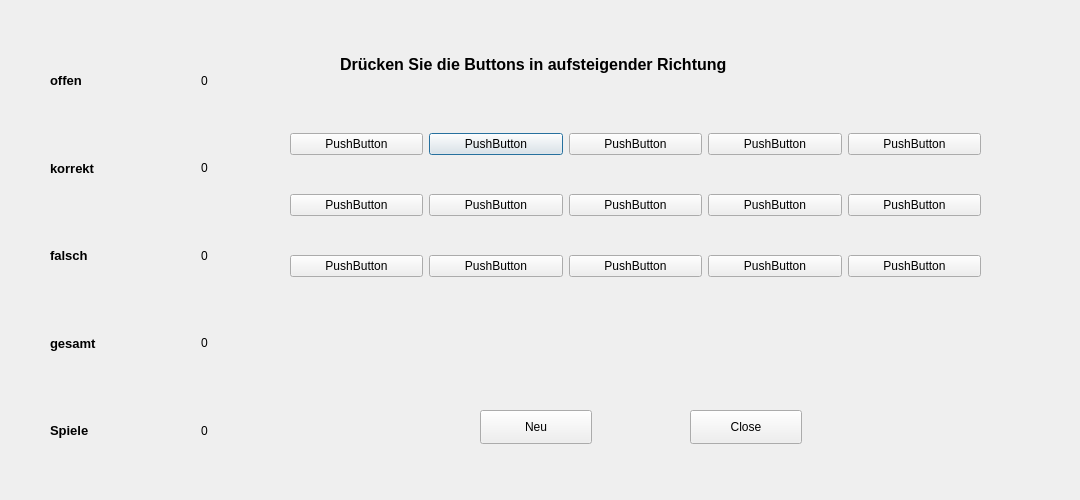
Before: the Qt Designer form Spiel-UI.ui in mweinberger-tgm/QT-Spiel, drawn with Qt 5.
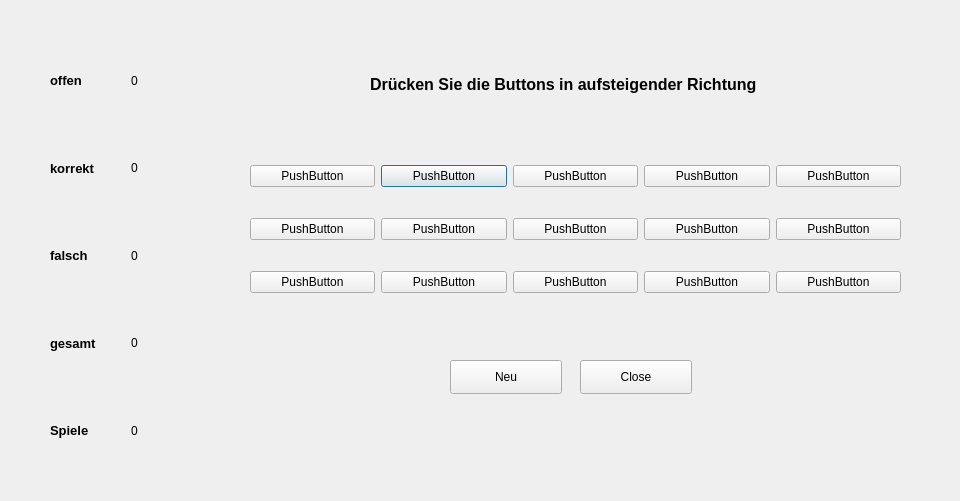
After: the same form once the commit is applied.

```diff
--- a/Spiel-UI.ui
+++ b/Spiel-UI.ui
@@ -6,8 +6,8 @@
    <rect>
     <x>0</x>
     <y>0</y>
-    <width>1080</width>
-    <height>500</height>
+    <width>960</width>
+    <height>501</height>
    </rect>
   </property>
   <property name="windowTitle">
@@ -18,16 +18,16 @@
     <rect>
      <x>50</x>
      <y>40</y>
-     <width>181</width>
+     <width>111</width>
      <height>431</height>
     </rect>
    </property>
-   <layout class="QGridLayout" name="gridLayout" rowstretch="0,0,0,0,0,0" columnstretch="0,1,0,0" rowminimumheight="0,0,0,0,0,0" columnminimumwidth="0,0,0,0">
+   <layout class="QGridLayout" name="gridLayout" rowstretch="0,0,0,0,0,0" columnstretch="0,1,0" rowminimumheight="0,0,0,0,0,0" columnminimumwidth="0,0,0">
     <property name="leftMargin">
      <number>0</number>
     </property>
     <item row="2" column="2">
-     <widget class="QLabel" name="label_5">
+     <widget class="QLabel" name="label_8">
       <property name="text">
        <string>0</string>
       </property>
@@ -55,19 +55,19 @@
      </widget>
     </item>
     <item row="0" column="2">
-     <widget class="QLabel" name="label_8">
-      <property name="text">
-       <string>0</string>
-      </property>
-     </widget>
-    </item>
-    <item row="4" column="2">
      <widget class="QLabel" name="label_6">
       <property name="text">
        <string>0</string>
       </property>
      </widget>
     </item>
+    <item row="4" column="2">
+     <widget class="QLabel" name="label_9">
+      <property name="text">
+       <string>0</string>
+      </property>
+     </widget>
+    </item>
     <item row="1" column="1">
      <widget class="QLabel" name="label_2">
       <property name="font">
@@ -83,7 +83,7 @@
      </widget>
     </item>
     <item row="2" column="1">
-     <widget class="QLabel" name="label_4">
+     <widget class="QLabel" name="label_3">
       <property name="font">
        <font>
         <pointsize>10</pointsize>
@@ -97,7 +97,7 @@
      </widget>
     </item>
     <item row="4" column="1">
-     <widget class="QLabel" name="label_3">
+     <widget class="QLabel" name="label_4">
       <property name="font">
        <font>
         <pointsize>10</pointsize>
@@ -111,7 +111,7 @@
      </widget>
     </item>
     <item row="5" column="1">
-     <widget class="QLabel" name="label_9">
+     <widget class="QLabel" name="label_5">
       <property name="font">
        <font>
         <pointsize>10</pointsize>
@@ -145,8 +145,8 @@
   <widget class="QLabel" name="label_11">
    <property name="geometry">
     <rect>
-     <x>340</x>
-     <y>50</y>
+     <x>370</x>
+     <y>70</y>
      <width>599</width>
      <height>29</height>
     </rect>
@@ -168,10 +168,10 @@
   <widget class="QWidget" name="gridLayoutWidget_2">
    <property name="geometry">
     <rect>
-     <x>290</x>
-     <y>100</y>
-     <width>691</width>
-     <height>211</height>
+     <x>250</x>
+     <y>140</y>
+     <width>651</width>
+     <height>181</height>
     </rect>
    </property>
    <layout class="QGridLayout" name="gridLayout_2">
@@ -183,68 +183,68 @@
      </widget>
     </item>
     <item row="1" column="0">
-     <widget class="QPushButton" name="pushButton_3">
+     <widget class="QPushButton" name="pushButton_2">
       <property name="text">
        <string>PushButton</string>
       </property>
      </widget>
     </item>
     <item row="0" column="3">
-     <widget class="QPushButton" name="pushButton_6">
+     <widget class="QPushButton" name="pushButton_10">
       <property name="text">
        <string>PushButton</string>
       </property>
      </widget>
     </item>
     <item row="2" column="0">
-     <widget class="QPushButton" name="pushButton">
+     <widget class="QPushButton" name="pushButton_3">
       <property name="text">
        <string>PushButton</string>
       </property>
      </widget>
     </item>
     <item row="0" column="0">
-     <widget class="QPushButton" name="pushButton_2">
+     <widget class="QPushButton" name="pushButton_1">
       <property name="text">
        <string>PushButton</string>
       </property>
      </widget>
     </item>
     <item row="0" column="2">
-     <widget class="QPushButton" name="pushButton_5">
-      <property name="text">
-       <string>PushButton</string>
-      </property>
-     </widget>
-    </item>
-    <item row="0" column="4">
      <widget class="QPushButton" name="pushButton_7">
       <property name="text">
        <string>PushButton</string>
       </property>
      </widget>
     </item>
+    <item row="0" column="4">
+     <widget class="QPushButton" name="pushButton_13">
+      <property name="text">
+       <string>PushButton</string>
+      </property>
+     </widget>
+    </item>
     <item row="1" column="1">
+     <widget class="QPushButton" name="pushButton_5">
+      <property name="text">
+       <string>PushButton</string>
+      </property>
+     </widget>
+    </item>
+    <item row="2" column="1">
+     <widget class="QPushButton" name="pushButton_6">
+      <property name="text">
+       <string>PushButton</string>
+      </property>
+     </widget>
+    </item>
+    <item row="1" column="2">
      <widget class="QPushButton" name="pushButton_8">
       <property name="text">
        <string>PushButton</string>
       </property>
      </widget>
     </item>
-    <item row="2" column="1">
-     <widget class="QPushButton" name="pushButton_9">
-      <property name="text">
-       <string>PushButton</string>
-      </property>
-     </widget>
-    </item>
-    <item row="1" column="2">
-     <widget class="QPushButton" name="pushButton_10">
-      <property name="text">
-       <string>PushButton</string>
-      </property>
-     </widget>
-    </item>
     <item row="1" column="3">
      <widget class="QPushButton" name="pushButton_11">
       <property name="text">
@@ -253,26 +253,26 @@
      </widget>
     </item>
     <item row="1" column="4">
-     <widget class="QPushButton" name="pushButton_12">
-      <property name="text">
-       <string>PushButton</string>
-      </property>
-     </widget>
-    </item>
-    <item row="2" column="2">
-     <widget class="QPushButton" name="pushButton_13">
-      <property name="text">
-       <string>PushButton</string>
-      </property>
-     </widget>
-    </item>
-    <item row="2" column="3">
      <widget class="QPushButton" name="pushButton_14">
       <property name="text">
        <string>PushButton</string>
       </property>
      </widget>
     </item>
+    <item row="2" column="2">
+     <widget class="QPushButton" name="pushButton_9">
+      <property name="text">
+       <string>PushButton</string>
+      </property>
+     </widget>
+    </item>
+    <item row="2" column="3">
+     <widget class="QPushButton" name="pushButton_12">
+      <property name="text">
+       <string>PushButton</string>
+      </property>
+     </widget>
+    </item>
     <item row="2" column="4">
      <widget class="QPushButton" name="pushButton_15">
       <property name="text">
@@ -285,8 +285,8 @@
   <widget class="QPushButton" name="pushButton_16">
    <property name="geometry">
     <rect>
-     <x>480</x>
-     <y>410</y>
+     <x>450</x>
+     <y>360</y>
      <width>112</width>
      <height>34</height>
     </rect>
@@ -298,8 +298,8 @@
   <widget class="QPushButton" name="pushButton_17">
    <property name="geometry">
     <rect>
-     <x>690</x>
-     <y>410</y>
+     <x>580</x>
+     <y>360</y>
      <width>112</width>
      <height>34</height>
     </rect>
@@ -307,6 +307,12 @@
    <property name="text">
     <string>Close</string>
    </property>
+   <property name="default">
+    <bool>false</bool>
+   </property>
+   <property name="flat">
+    <bool>false</bool>
+   </property>
   </widget>
  </widget>
  <resources/>
```
Left out of the diff: 20 changed lines with no effect on the pictures.
